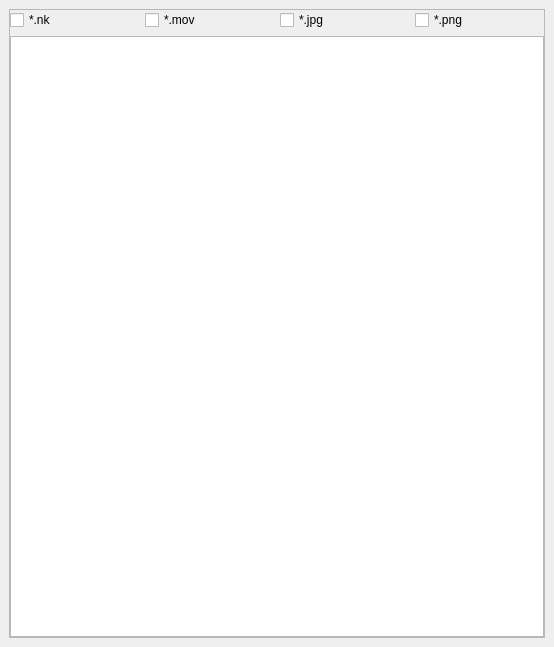
rameshbabuvfx/NukeFileBrowser, file ui/nuke_file_browser_ui.ui: the form before one commit.
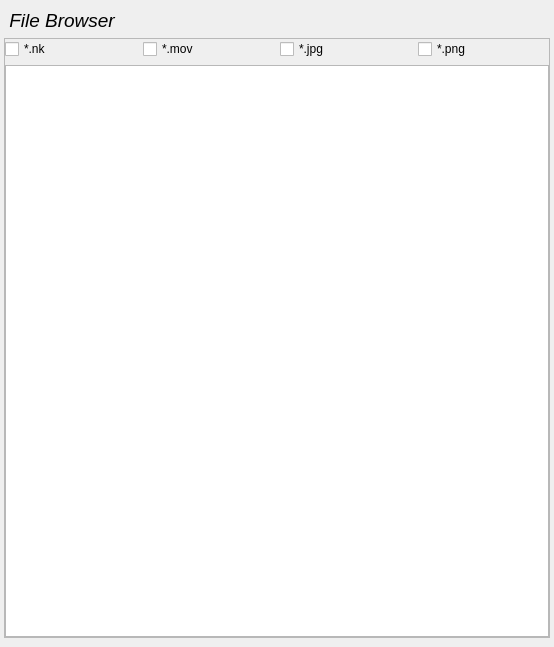
The form after the commit.

Commit message: nuke file browser

```diff
--- a/ui/nuke_file_browser_ui.ui
+++ b/ui/nuke_file_browser_ui.ui
@@ -15,7 +15,13 @@
   </property>
   <widget class="QWidget" name="centralwidget">
    <layout class="QGridLayout" name="gridLayout">
-    <item row="0" column="0">
+    <property name="leftMargin">
+     <number>4</number>
+    </property>
+    <property name="rightMargin">
+     <number>4</number>
+    </property>
+    <item row="1" column="0">
      <widget class="QFrame" name="frame">
       <property name="frameShape">
        <enum>QFrame::StyledPanel</enum>
@@ -93,6 +99,20 @@
       </layout>
      </widget>
     </item>
+    <item row="0" column="0">
+     <widget class="QLabel" name="label">
+      <property name="font">
+       <font>
+        <family>Arial</family>
+        <pointsize>14</pointsize>
+        <italic>true</italic>
+       </font>
+      </property>
+      <property name="text">
+       <string> File Browser</string>
+      </property>
+     </widget>
+    </item>
    </layout>
   </widget>
  </widget>
```
The commit also changes 2 other files.
